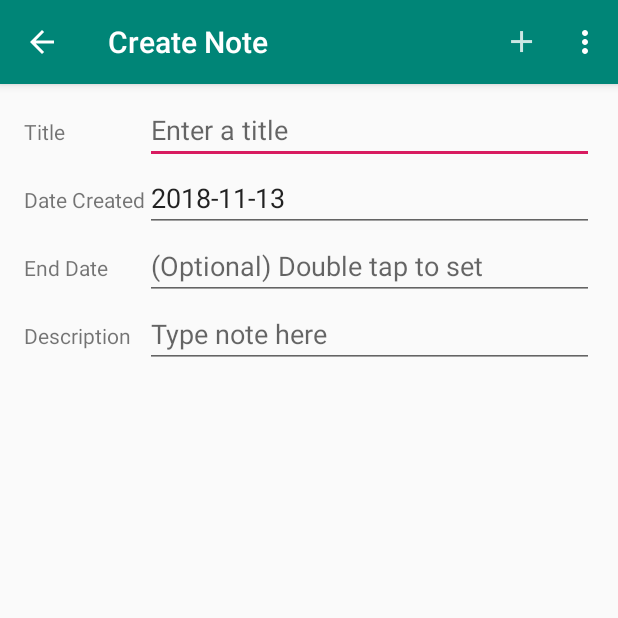
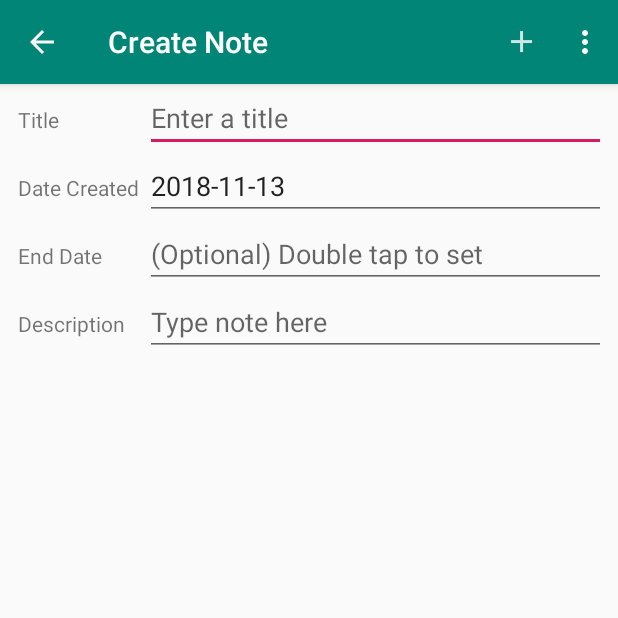
Before and after one commit to almahmouda/MyNotes, an Android app: the CreateNote screen opened directly, with no data from a screen before it, on a phone screen of 412 x 824 dp, the top half of it. Run offline under Robolectric (Android 15) with nearby library versions, the phone set to English and light mode, and no system bars.

```diff
--- a/app/src/main/java/com/example/admin/mynotes/CreateNote.java
+++ b/app/src/main/java/com/example/admin/mynotes/CreateNote.java
@@ -106,15 +106,15 @@ public class CreateNote extends AppCompatActivity implements DatePickerFragment.
     }
 
     /**
-     * This method sets the Action Bar of the CreateList to whatever is defined in the menu
-     * create list menu resource.
+     * This method sets the Action Bar of the CreateNote to whatever is defined in the
+     * menu_create_note menu resource.
      *
      * @param menu Menu object
      * @return true
      */
     @Override
     public boolean onCreateOptionsMenu(Menu menu) {
-        // set the Action Bar of the CreateList to whatever  is defined
+        // set the Action Bar of the CreateNote to whatever  is defined
         // in the menu main menu resource
         getMenuInflater().inflate(R.menu.menu_create_note, menu);
         return true;
--- a/app/src/main/res/layout/activity_edit_note.xml
+++ b/app/src/main/res/layout/activity_edit_note.xml
@@ -28,6 +28,7 @@
         android:layout_height="wrap_content"
         android:layout_gravity="bottom|end"
         android:layout_margin="@dimen/fab_margin"
+        android:visibility="invisible"
         app:srcCompat="@android:drawable/ic_dialog_email" />
 
 </android.support.design.widget.CoordinatorLayout>
--- a/app/src/main/res/layout/content_create_note.xml
+++ b/app/src/main/res/layout/content_create_note.xml
@@ -13,10 +13,8 @@
         android:layout_height="match_parent"
         android:layout_marginStart="8dp"
         android:layout_marginLeft="8dp"
-        android:layout_marginTop="8dp"
         android:layout_marginEnd="8dp"
         android:layout_marginRight="8dp"
-        android:layout_marginBottom="8dp"
         app:layout_constraintBottom_toBottomOf="parent"
         app:layout_constraintEnd_toEndOf="parent"
         app:layout_constraintStart_toStartOf="parent"
@@ -34,7 +32,8 @@
                     android:id="@+id/titletextView"
                     android:layout_width="wrap_content"
                     android:layout_height="wrap_content"
-                    android:layout_marginLeft="8dp"
+                    android:paddingLeft="4dp"
+                    android:paddingRight="4dp"
                     android:text="@string/title"
                     tools:ignore="RtlHardcoded" />
 
@@ -42,11 +41,12 @@
                     android:id="@+id/titleEditText"
                     android:layout_width="match_parent"
                     android:layout_height="wrap_content"
-                    android:layout_marginRight="8dp"
                     android:layout_weight="1"
                     android:ems="10"
                     android:hint="@string/hint_enter_title"
                     android:inputType="text|textCapWords"
+                    android:paddingLeft="4dp"
+                    android:paddingRight="4dp"
                     tools:ignore="Autofill,RtlHardcoded" />
             </TableRow>
 
@@ -58,7 +58,8 @@
                     android:id="@+id/dateCreatedtextView"
                     android:layout_width="wrap_content"
                     android:layout_height="wrap_content"
-                    android:layout_marginLeft="8dp"
+                    android:paddingLeft="4dp"
+                    android:paddingRight="4dp"
                     android:text="@string/date_created"
                     tools:ignore="RtlHardcoded" />
 
@@ -66,11 +67,12 @@
                     android:id="@+id/dateCreatedEditText"
                     android:layout_width="match_parent"
                     android:layout_height="wrap_content"
-                    android:layout_marginRight="8dp"
                     android:layout_weight="1"
                     android:ems="10"
                     android:hint="@string/hint_create_date"
                     android:inputType="none"
+                    android:paddingLeft="4dp"
+                    android:paddingRight="4dp"
                     android:textIsSelectable="true"
                     tools:ignore="Autofill,RtlHardcoded,TextFields" />
             </TableRow>
@@ -83,7 +85,8 @@
                     android:id="@+id/dateEndtextView"
                     android:layout_width="wrap_content"
                     android:layout_height="wrap_content"
-                    android:layout_marginLeft="8dp"
+                    android:paddingLeft="4dp"
+                    android:paddingRight="4dp"
                     android:text="@string/end_date"
                     tools:ignore="RtlHardcoded" />
 
@@ -91,11 +94,12 @@
                     android:id="@+id/dateEndEditText"
                     android:layout_width="match_parent"
                     android:layout_height="wrap_content"
-                    android:layout_marginRight="8dp"
                     android:layout_weight="1"
                     android:ems="10"
                     android:hint="@string/hint_set_date"
                     android:inputType="none"
+                    android:paddingLeft="4dp"
+                    android:paddingRight="4dp"
                     android:textIsSelectable="true"
                     tools:ignore="Autofill,RtlHardcoded,TextFields" />
             </TableRow>
@@ -108,7 +112,8 @@
                     android:id="@+id/descriptiontextView"
                     android:layout_width="wrap_content"
                     android:layout_height="wrap_content"
-                    android:layout_marginLeft="8dp"
+                    android:paddingLeft="4dp"
+                    android:paddingRight="4dp"
                     android:text="@string/discription"
                     tools:ignore="RtlHardcoded" />
 
@@ -116,11 +121,12 @@
                     android:id="@+id/descriptionEditText"
                     android:layout_width="match_parent"
                     android:layout_height="wrap_content"
-                    android:layout_marginRight="8dp"
                     android:layout_weight="1"
                     android:ems="10"
                     android:hint="@string/hint_note"
                     android:inputType="textCapSentences|textAutoCorrect|textMultiLine"
+                    android:paddingLeft="4dp"
+                    android:paddingRight="4dp"
                     tools:ignore="Autofill,RtlHardcoded" />
             </TableRow>
         </TableLayout>
```
Also changed, not shown: app/src/main/java/com/example/admin/mynotes/EditNote.java (+122 -3 lines), app/src/main/res/layout/content_view_note.xml (+2 -8 lines), app/src/main/res/layout/li_note_list.xml (+4 -4 lines).
